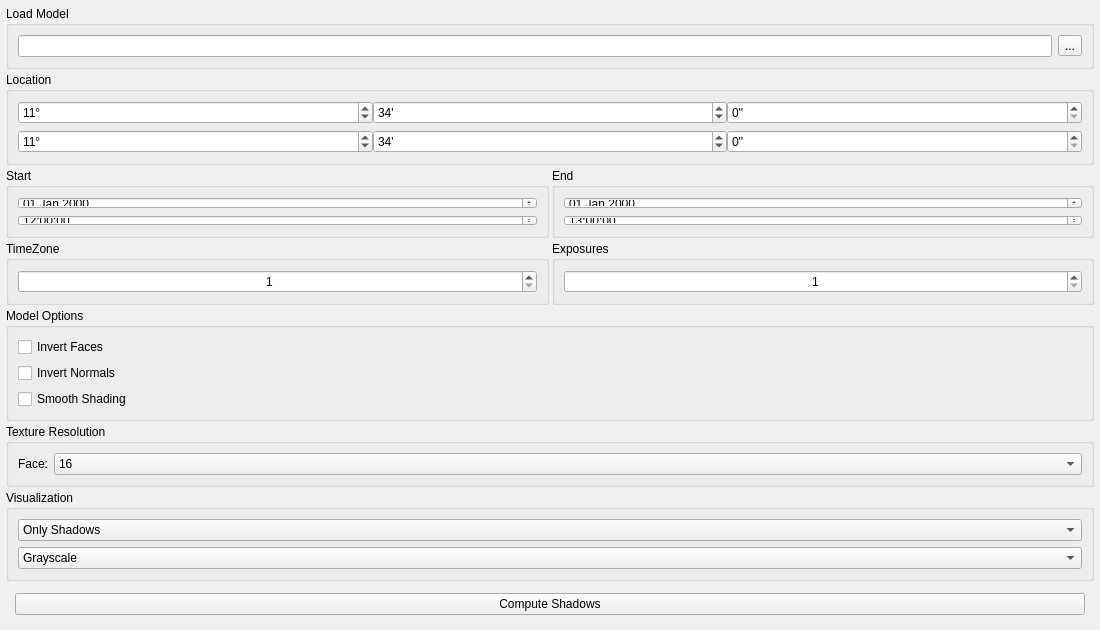
Old version of the form ShadowSimulation/mainwindow.ui in the repository flylong0204/osgWidgets.
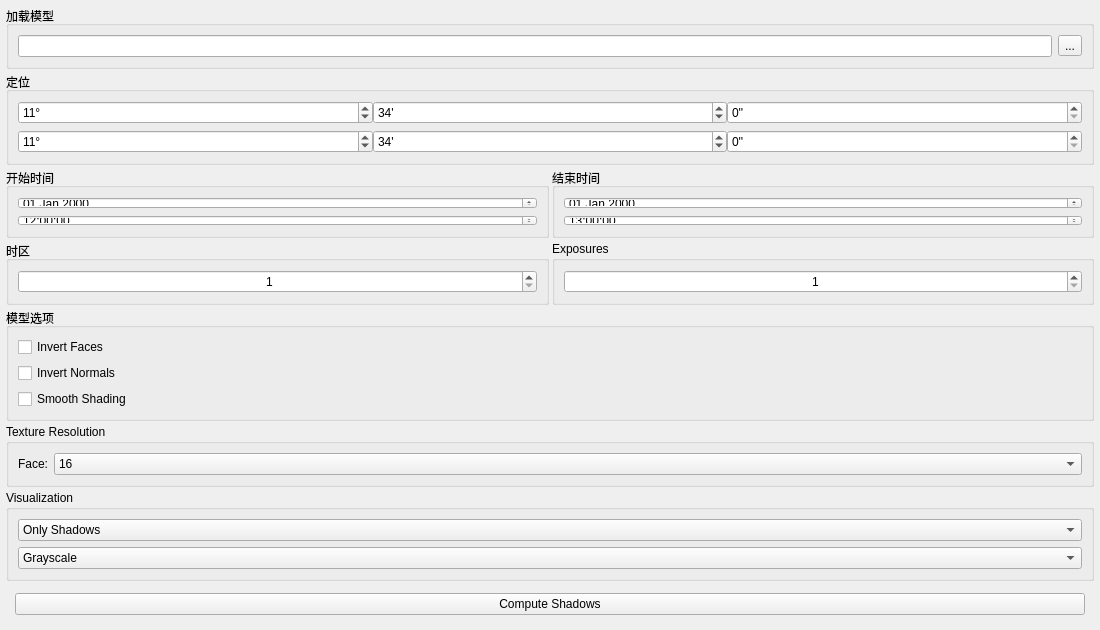
New version of the form.

Commit message: 界面翻译

```diff
--- a/ShadowSimulation/mainwindow.ui
+++ b/ShadowSimulation/mainwindow.ui
@@ -44,7 +44,7 @@
       <item>
        <widget class="QGroupBox" name="groupBox">
         <property name="title">
-         <string>Load Model</string>
+         <string>加载模型</string>
         </property>
         <layout class="QHBoxLayout" name="horizontalLayout_3">
          <item>
@@ -83,7 +83,7 @@
       <item>
        <widget class="QGroupBox" name="groupBox_5">
         <property name="title">
-         <string>Location</string>
+         <string>定位</string>
         </property>
         <layout class="QVBoxLayout" name="verticalLayout_4">
          <item>
@@ -205,7 +205,7 @@
         <item row="0" column="1">
          <widget class="QGroupBox" name="groupBox_7">
           <property name="title">
-           <string>End</string>
+           <string>结束时间</string>
           </property>
           <layout class="QVBoxLayout" name="verticalLayout_6">
            <property name="leftMargin">
@@ -263,7 +263,7 @@
         <item row="1" column="0">
          <widget class="QGroupBox" name="groupBox_9">
           <property name="title">
-           <string>TimeZone</string>
+           <string>时区</string>
           </property>
           <layout class="QVBoxLayout" name="verticalLayout_8">
            <item>
@@ -285,7 +285,7 @@
         <item row="0" column="0">
          <widget class="QGroupBox" name="groupBox_6">
           <property name="title">
-           <string>Start</string>
+           <string>开始时间</string>
           </property>
           <layout class="QVBoxLayout" name="verticalLayout_5">
            <property name="leftMargin">
@@ -339,7 +339,7 @@
       <item>
        <widget class="QGroupBox" name="groupBox_2">
         <property name="title">
-         <string>Model Options</string>
+         <string>模型选项</string>
         </property>
         <layout class="QVBoxLayout" name="verticalLayout_2">
          <item>
```
